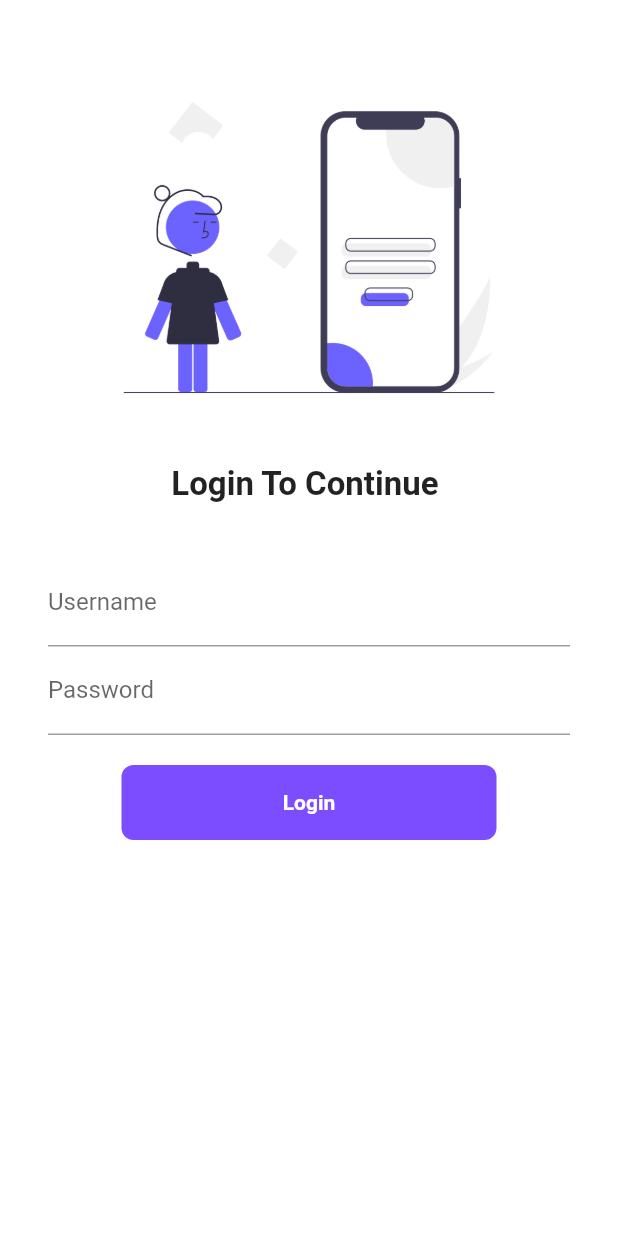
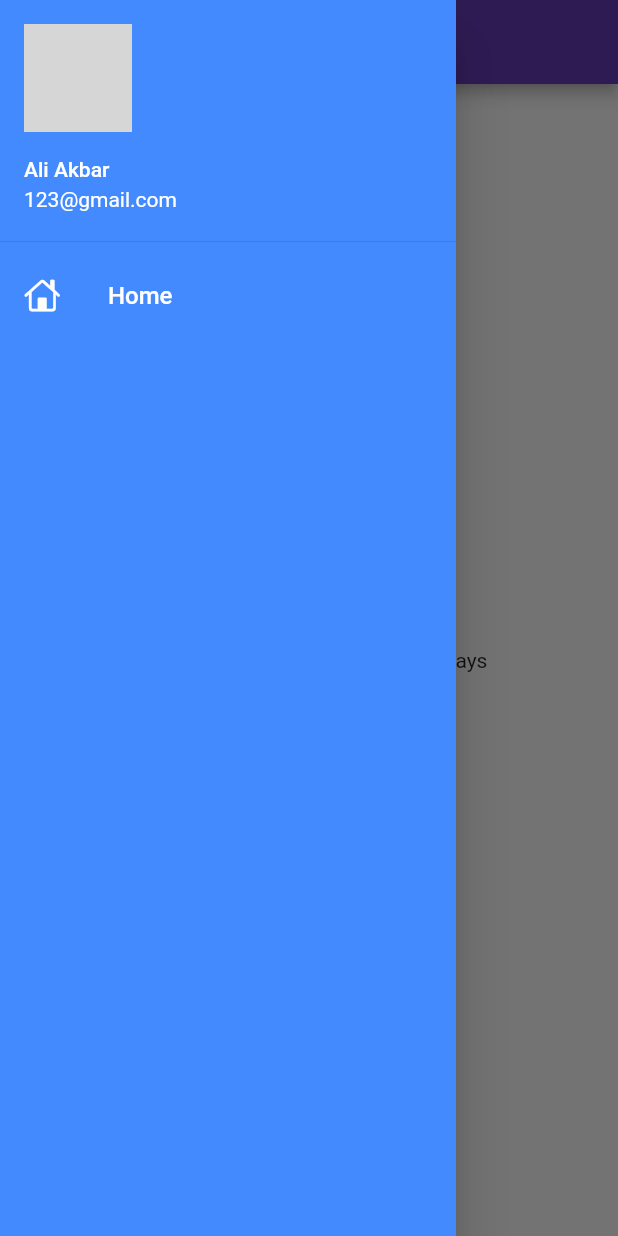
Before and after one commit to aliakbar3967/30daysofflutter, a Flutter app: the screen it shows after launch, with the side drawer open (before the commit the screen has no drawer), on a phone screen of 412 x 824 dp. Run offline on Flutter 3.47's test engine with Material 2 defaults, Android fonts, the phone set to English and light mode, and no system bars; network calls fail; grey boxes are pictures that could not be loaded.

Commit message:
day 9 completed

```diff
--- a/lib/main.dart
+++ b/lib/main.dart
@@ -23,6 +23,7 @@ class MyApp extends StatelessWidget {
         brightness: Brightness.dark,
         primarySwatch: Colors.red,
       ),
+      initialRoute: MyRoutes.homeRoute,
       routes: {
         "/" :(context) => LoginPage(),
         MyRoutes.homeRoute :(context) => HomePage(),
--- a/lib/pages/homepage.dart
+++ b/lib/pages/homepage.dart
@@ -1,4 +1,6 @@
 import 'package:flutter/material.dart';
+
+import '../widgets/drawer.dart';
 
 class HomePage extends StatelessWidget {
 
@@ -19,7 +21,7 @@ class HomePage extends StatelessWidget {
             child: Text("this tutorial will be completed in $dayhours "),
           ),
         ),
-        drawer: Drawer(),
+        drawer: MyDrawer(),
       );
   }
 }
--- a/lib/pages/loginpage.dart
+++ b/lib/pages/loginpage.dart
@@ -3,7 +3,7 @@ import 'package:flutter/material.dart';
 
 class LoginPage extends StatefulWidget {
   @override
-  State<LoginPage> createState() => _LoginPageState();
+  State<LoginPage>  createState() => _LoginPageState();
 }
 
 class _LoginPageState extends State<LoginPage> {
--- /dev/null
+++ b/lib/widgets/drawer.dart
@@ -0,0 +1,39 @@
+import 'package:flutter/cupertino.dart';
+import 'package:flutter/material.dart';
+
+class MyDrawer extends StatelessWidget {
+  const MyDrawer({super.key});
+
+  @override
+  Widget build(BuildContext context) {
+    final imageurl =
+        "https://th.bing.com/th/id/OIP.91Z9M0jwN2zERBVn0m6a7gHaJ3?pid=ImgDet&rs=1";
+    return Drawer(
+      child: Container(
+        color: Colors.blueAccent,
+        child: ListView(
+          children: [
+            DrawerHeader(
+                padding: EdgeInsets.zero,
+                child: UserAccountsDrawerHeader(
+                  margin: EdgeInsets.zero,
+                  decoration: BoxDecoration(color: Colors.blueAccent),
+                  accountName: Text("Ali Akbar"),
+                  accountEmail: Text("123@gmail.com"),
+                  currentAccountPicture: CircleAvatar(
+                    backgroundImage: NetworkImage(imageurl),
+                  ),
+                )),
+            ListTile(
+              leading: Icon(
+                CupertinoIcons.home,
+                color: Colors.white,
+              ),
+              title: Text("Home", style: TextStyle(color: Colors.white, fontSize: 16),),
+            )
+          ],
+        ),
+      ),
+    );
+  }
+}
```
